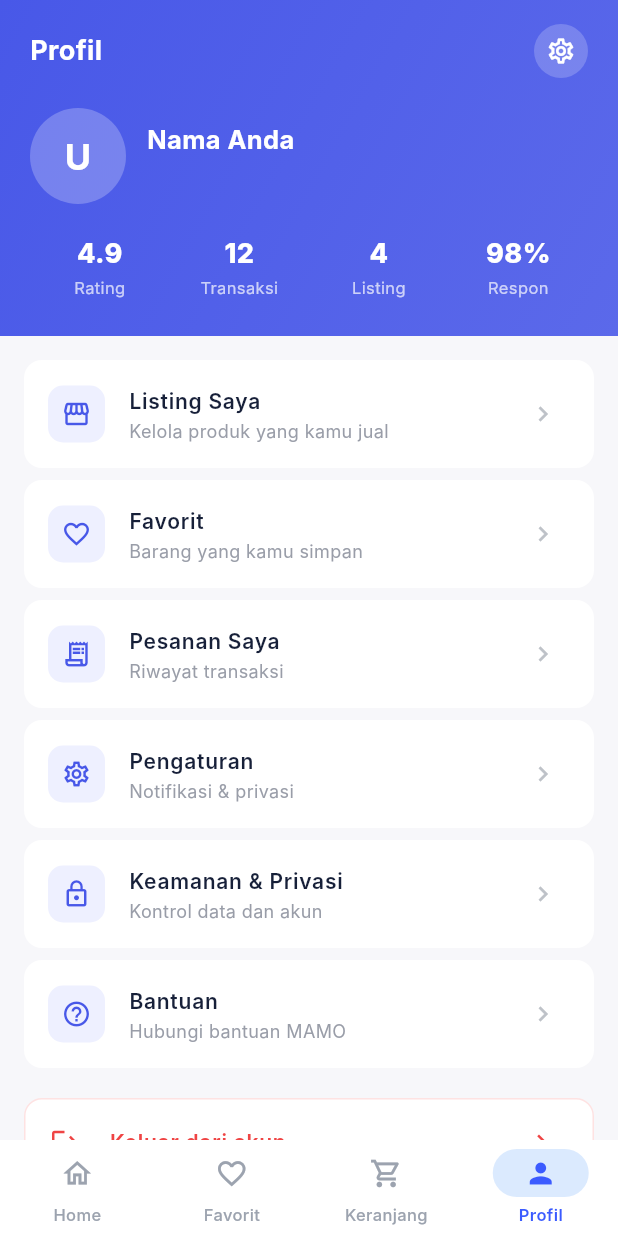
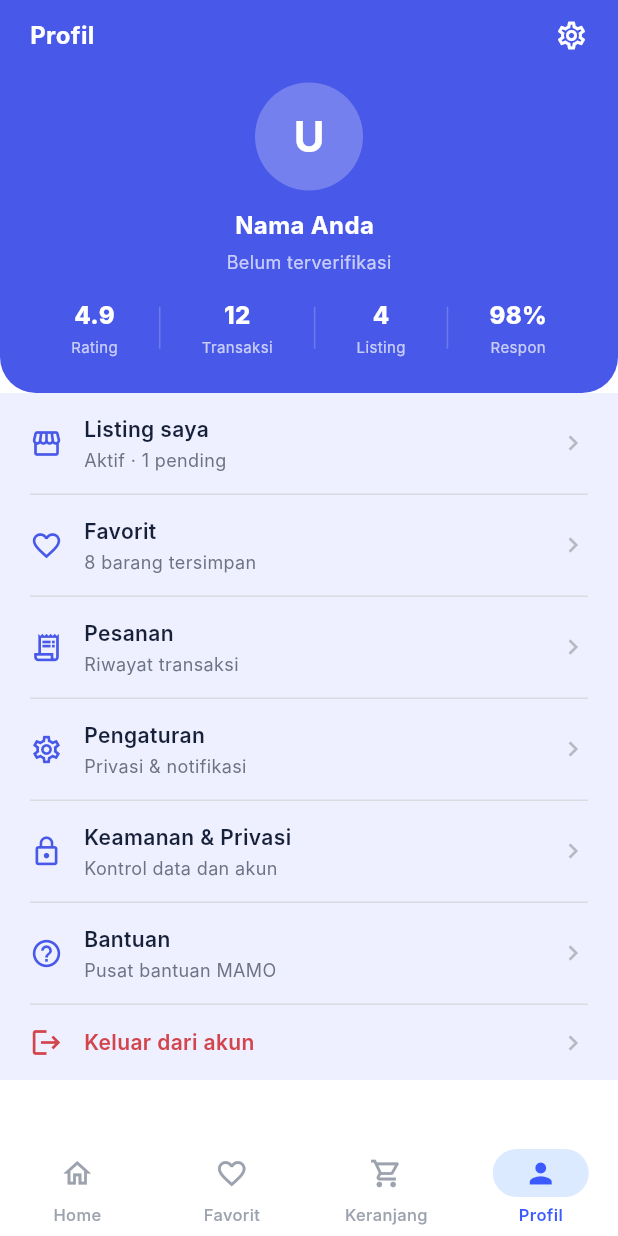
Before and after one commit to andikifijir-eng/mamo-marketplace, a Flutter app: the ProfileScreen screen opened by its route, on a phone screen of 412 x 824 dp. Run offline on Flutter 3.47's test engine with Material 3 defaults, Android fonts, the phone set to English and light mode, and no system bars; our stand-ins replace cached_network_image, dio, flutter_riverpod, go_router, image_picker, shared_preferences; accounts and stored records are empty; network calls fail; Roboto replaces fonts that are missing (Inter).

Commit message:
fix(profile): samakan persis dengan desain Figma
Header solid biru #4858E8 (bukan gradient) dengan rounded bottom 24.
Avatar di tengah header + nama + badge verifikasi bintang kuning.
Stats: Rating, Transaksi, Listing, Respon (dengan divider vertikal).
Menu items background #EEF0FF dengan separator abu #DADCE0
(bukan card putih terpisah). Menu: Listing saya, Favorit, Pesanan,
Pengaturan, Keamanan & Privasi, Bantuan, Keluar (merah).

```diff
--- a/app/lib/screens/profile_screen.dart
+++ b/app/lib/screens/profile_screen.dart
@@ -2,13 +2,12 @@ import 'package:flutter/material.dart';
 import 'package:flutter_riverpod/flutter_riverpod.dart';
 import 'package:go_router/go_router.dart';
 
-import '../core/theme.dart';
 import '../state/providers.dart';
 
 /// Profile screen sesuai desain Figma:
-/// Header biru gradient + avatar + nama + badge verifikasi
-/// Stats: rating, transaksi, listing, respon chat
-/// Menu: Listing saya, Favorit, Pengaturan, Keamanan & Privasi, Bantuan
+/// Header solid biru #4858E8 (rounded bottom) + avatar + nama + verifikasi
+/// Stats: Transaksi, Listing, Aktif, Respon chat
+/// Menu items background #EEF0FF dengan separator abu
 class ProfileScreen extends ConsumerWidget {
   const ProfileScreen({super.key});
 
@@ -19,51 +18,47 @@ class ProfileScreen extends ConsumerWidget {
     final verif = ref.watch(verificationStatusProvider);
 
     return Scaffold(
-      backgroundColor: const Color(0xFFF7F7FA),
+      backgroundColor: Colors.white,
       body: SafeArea(
+        top: false,
+        child: SingleChildScrollView(
           child: Column(
             children: [
-            // ── Header biru gradient ─────────────────────────────
+              // ── Blue header (solid, rounded bottom) ─────────────
               Container(
                 width: double.infinity,
                 decoration: const BoxDecoration(
-                gradient: LinearGradient(
-                  begin: Alignment.topLeft,
-                  end: Alignment.bottomRight,
-                  colors: [Color(0xFF4858E8), Color(0xFF5B69EA)],
+                  color: Color(0xFF4858E8),
+                  borderRadius: BorderRadius.only(
+                    bottomLeft: Radius.circular(24),
+                    bottomRight: Radius.circular(24),
                   ),
                 ),
-              padding: const EdgeInsets.fromLTRB(20, 16, 20, 24),
+                padding: EdgeInsets.only(
+                  top: MediaQuery.of(context).padding.top + 12,
+                  left: 20, right: 20, bottom: 24,
+                ),
                 child: Column(
                   children: [
-                  // Top bar: title + settings icon
+                    // Top bar
                     Row(
                       mainAxisAlignment: MainAxisAlignment.spaceBetween,
                       children: [
                         const Text('Profil',
                             style: TextStyle(
-                            fontSize: 18, fontWeight: FontWeight.w700,
+                              fontSize: 16, fontWeight: FontWeight.w700,
                               color: Colors.white)),
                         GestureDetector(
                           onTap: () => context.push('/settings'),
-                        child: Container(
-                          width: 36, height: 36,
-                          decoration: BoxDecoration(
-                            color: Colors.white.withValues(alpha: 0.2),
-                            shape: BoxShape.circle,
-                          ),
                           child: const Icon(Icons.settings_outlined,
-                              size: 20, color: Colors.white),
-                        ),
+                              size: 22, color: Colors.white),
                         ),
                       ],
                     ),
                     const SizedBox(height: 20),
-                  // Avatar + name + verification
-                  Row(
-                    children: [
+                    // Avatar
                     CircleAvatar(
-                        radius: 32,
+                      radius: 36,
                       backgroundColor: Colors.white24,
                       backgroundImage: (user?.profile?.avatar != null &&
                               user!.profile!.avatar!.isNotEmpty)
@@ -75,31 +70,26 @@ class ProfileScreen extends ConsumerWidget {
                               (user?.displayName ?? 'U')
                                   .characters.first.toUpperCase(),
                               style: const TextStyle(
-                                  color: Colors.white, fontSize: 24,
+                                color: Colors.white, fontSize: 28,
                                 fontWeight: FontWeight.w700))
                           : null,
                     ),
-                      const SizedBox(width: 14),
-                      Expanded(
-                        child: Column(
-                          crossAxisAlignment: CrossAxisAlignment.start,
+                    const SizedBox(height: 12),
+                    // Name + verification
+                    Row(
+                      mainAxisAlignment: MainAxisAlignment.center,
                       children: [
-                            Row(
-                              children: [
-                                Flexible(
-                                  child: Text(user?.displayName ?? 'Nama Anda',
+                        Text(user?.displayName ?? 'Nama Anda',
                             style: const TextStyle(
-                                        fontSize: 17, fontWeight: FontWeight.w700,
+                              fontSize: 16, fontWeight: FontWeight.w700,
                               color: Colors.white)),
-                                ),
                         const SizedBox(width: 6),
-                                // Verification badge
                         verif.maybeWhen(
                           data: (d) {
                             final s = d['status'] as String? ?? 'none';
                             if (s == 'approved') {
                               return const Icon(Icons.verified,
-                                          size: 18, color: Color(0xFFEAB854));
+                                  size: 16, color: Color(0xFFEAB854));
                             }
                             return const SizedBox.shrink();
                           },
@@ -108,131 +98,101 @@ class ProfileScreen extends ConsumerWidget {
                       ],
                     ),
                     const SizedBox(height: 4),
-                            Text(user?.email ?? '',
+                    // Verification text
+                    verif.maybeWhen(
+                      data: (d) {
+                        final s = d['status'] as String? ?? 'none';
+                        final label = switch (s) {
+                          'approved' => 'Mahasiswa terverifikasi',
+                          'pending' => 'Verifikasi sedang diproses',
+                          'rejected' => 'Verifikasi ditolak',
+                          _ => 'Belum terverifikasi',
+                        };
+                        return Text(label,
+                            style: TextStyle(
+                              fontSize: 12,
+                              color: Colors.white.withValues(alpha: 0.7)));
+                      },
+                      orElse: () => Text('Belum terverifikasi',
                           style: TextStyle(
                             fontSize: 12,
                             color: Colors.white.withValues(alpha: 0.7))),
-                          ],
                     ),
-                      ),
-                    ],
-                  ),
-                  const SizedBox(height: 20),
+                    const SizedBox(height: 16),
                     // Stats row
                     Row(
+                      mainAxisAlignment: MainAxisAlignment.spaceEvenly,
                       children: [
-                      _Stat(value: '4.9', label: 'Rating'),
-                      _Stat(value: '12', label: 'Transaksi'),
-                      _Stat(value: '4', label: 'Listing'),
-                      _Stat(value: '98%', label: 'Respon'),
+                        _stat('4.9', 'Rating'),
+                        _divider(),
+                        _stat('12', 'Transaksi'),
+                        _divider(),
+                        _stat('4', 'Listing'),
+                        _divider(),
+                        _stat('98%', 'Respon'),
                       ],
                     ),
                   ],
                 ),
               ),
 
-            // ── Menu items ────────────────────────────────────────
-            Expanded(
-              child: ListView(
-                padding: const EdgeInsets.fromLTRB(16, 16, 16, 16),
+              // ── Menu list (bg #EEF0FF, separator abu) ────────────
+              Container(
+                color: const Color(0xFFEEF0FF),
+                child: Column(
                   children: [
-                  // Verification status banner
-                  verif.when(
-                    loading: () => const SizedBox.shrink(),
-                    error: (_, __) => const SizedBox.shrink(),
-                    data: (data) {
-                      final status = data['status'] as String? ?? 'none';
-                      if (status == 'approved') return const SizedBox.shrink();
-                      final (label, color, bg, icon) = switch (status) {
-                        'pending' => (
-                          'Verifikasi sedang diproses',
-                          MamoColors.primary,
-                          const Color(0xFFEEF0FF),
-                          Icons.schedule
-                        ),
-                        'rejected' => (
-                          'Verifikasi ditolak',
-                          MamoColors.danger,
-                          const Color(0xFFFFF0F0),
-                          Icons.error_outline
-                        ),
-                        _ => (
-                          'Belum verifikasi mahasiswa',
-                          const Color(0xFF6B7280),
-                          const Color(0xFFF1F5F9),
-                          Icons.info_outline
-                        ),
-                      };
-                      return _MenuCard(
-                        icon: icon,
-                        iconColor: color,
-                        iconBg: bg,
-                        title: label,
-                        subtitle: 'Ketuk untuk verifikasi',
-                        onTap: () => context.push('/verification'),
-                      );
-                    },
-                  ),
-                  _MenuCard(
+                    _menuRow(
                       icon: Icons.storefront_outlined,
-                    title: 'Listing Saya',
-                    subtitle: 'Kelola produk yang kamu jual',
+                      title: 'Listing saya',
+                      subtitle: 'Aktif · 1 pending',
                       onTap: () => context.push('/seller/products'),
                     ),
-                  _MenuCard(
+                    _separator(),
+                    _menuRow(
                       icon: Icons.favorite_border,
                       title: 'Favorit',
-                    subtitle: 'Barang yang kamu simpan',
+                      subtitle: '8 barang tersimpan',
                       onTap: () => context.go('/favorites'),
                     ),
-                  _MenuCard(
+                    _separator(),
+                    _menuRow(
                       icon: Icons.receipt_long_outlined,
-                    title: 'Pesanan Saya',
+                      title: 'Pesanan',
                       subtitle: 'Riwayat transaksi',
                       onTap: () => context.push('/orders'),
                     ),
-                  _MenuCard(
+                    _separator(),
+                    _menuRow(
                       icon: Icons.settings_outlined,
                       title: 'Pengaturan',
-                    subtitle: 'Notifikasi & privasi',
+                      subtitle: 'Privasi & notifikasi',
                       onTap: () => context.push('/settings'),
                     ),
-                  _MenuCard(
+                    _separator(),
+                    _menuRow(
                       icon: Icons.lock_outline,
                       title: 'Keamanan & Privasi',
                       subtitle: 'Kontrol data dan akun',
                       onTap: () => context.push('/settings'),
                     ),
-                  _MenuCard(
+                    _separator(),
+                    _menuRow(
                       icon: Icons.help_outline,
                       title: 'Bantuan',
-                    subtitle: 'Hubungi bantuan MAMO',
+                      subtitle: 'Pusat bantuan MAMO',
                       onTap: () {},
                     ),
-                  const SizedBox(height: 12),
+                    _separator(),
                     // Logout
-                  Container(
-                    decoration: BoxDecoration(
-                      color: Colors.white,
-                      borderRadius: BorderRadius.circular(12),
-                      border: Border.all(color: const Color(0xFFFEE2E2)),
-                    ),
-                    child: ListTile(
-                      leading: const Icon(Icons.logout, color: MamoColors.danger, size: 20),
-                      title: const Text('Keluar dari akun',
-                          style: TextStyle(
-                            fontSize: 14, fontWeight: FontWeight.w600,
-                            color: MamoColors.danger)),
-                      trailing: const Icon(Icons.chevron_right,
-                          size: 20, color: MamoColors.danger),
-                      shape: RoundedRectangleBorder(
-                        borderRadius: BorderRadius.circular(12),
-                      ),
+                    _menuRow(
+                      icon: Icons.logout,
+                      iconColor: const Color(0xFFD3454D),
+                      title: 'Keluar dari akun',
+                      subtitle: '',
                       onTap: () async {
                         await ref.read(authProvider.notifier).logout();
                         if (context.mounted) context.go('/login');
                       },
-                    ),
                     ),
                   ],
                 ),
@@ -240,86 +200,82 @@ class ProfileScreen extends ConsumerWidget {
             ],
           ),
         ),
+      ),
     );
   }
-}
 
-class _Stat extends StatelessWidget {
-  final String value;
-  final String label;
-  const _Stat({required this.value, required this.label});
-
-  @override
-  Widget build(BuildContext context) {
-    return Expanded(
-      child: Column(
+  Widget _stat(String value, String label) {
+    return Column(
       children: [
         Text(value,
             style: const TextStyle(
-                fontSize: 18, fontWeight: FontWeight.w800,
+              fontSize: 16, fontWeight: FontWeight.w800,
               color: Colors.white)),
         const SizedBox(height: 2),
         Text(label,
             style: TextStyle(
-                fontSize: 11,
+              fontSize: 10,
               color: Colors.white.withValues(alpha: 0.7))),
       ],
+    );
+  }
+
+  Widget _divider() {
+    return Container(
+      width: 1, height: 28,
+      color: Colors.white.withValues(alpha: 0.2),
+    );
+  }
+
+  Widget _menuRow({
+    required IconData icon,
+    Color? iconColor,
+    required String title,
+    required String subtitle,
+    required VoidCallback onTap,
+  }) {
+    return Material(
+      color: const Color(0xFFEEF0FF),
+      child: InkWell(
+        onTap: onTap,
+        child: Padding(
+          padding: const EdgeInsets.symmetric(horizontal: 20, vertical: 14),
+          child: Row(
+            children: [
+              Icon(icon, size: 22,
+                  color: iconColor ?? const Color(0xFF4858E8)),
+              const SizedBox(width: 14),
+              Expanded(
+                child: Column(
+                  crossAxisAlignment: CrossAxisAlignment.start,
+                  children: [
+                    Text(title,
+                        style: TextStyle(
+                          fontSize: 14, fontWeight: FontWeight.w600,
+                          color: iconColor ?? const Color(0xFF172039))),
+                    if (subtitle.isNotEmpty) ...[
+                      const SizedBox(height: 2),
+                      Text(subtitle,
+                          style: const TextStyle(
+                            fontSize: 12, color: Color(0xFF6E7383))),
+                    ],
+                  ],
+                ),
+              ),
+              const Icon(Icons.chevron_right,
+                  size: 20, color: Color(0xFFB6B9C2)),
+            ],
+          ),
+        ),
       ),
     );
   }
-}
 
-class _MenuCard extends StatelessWidget {
-  final IconData icon;
-  final Color? iconColor;
-  final Color? iconBg;
-  final String title;
-  final String? subtitle;
-  final VoidCallback onTap;
-  const _MenuCard({
-    required this.icon,
-    this.iconColor,
-    this.iconBg,
-    required this.title,
-    this.subtitle,
-    required this.onTap,
-  });
-
-  @override
-  Widget build(BuildContext context) {
+  Widget _separator() {
     return Container(
-      margin: const EdgeInsets.only(bottom: 8),
-      decoration: BoxDecoration(
-        color: Colors.white,
-        borderRadius: BorderRadius.circular(12),
-      ),
-      child: ListTile(
-        leading: Container(
-          width: 38, height: 38,
-          decoration: BoxDecoration(
-            color: iconBg ?? const Color(0xFFEEF0FF),
-            borderRadius: BorderRadius.circular(10),
-          ),
-          child: Icon(icon,
-              size: 20,
-              color: iconColor ?? const Color(0xFF4858E8)),
-        ),
-        title: Text(title,
-            style: const TextStyle(
-              fontSize: 14, fontWeight: FontWeight.w600,
-              color: Color(0xFF172039))),
-        subtitle: subtitle != null
-            ? Text(subtitle!,
-                style: const TextStyle(
-                  fontSize: 12, color: Color(0xFF999DA8)))
-            : null,
-        trailing: const Icon(Icons.chevron_right,
-            size: 20, color: Color(0xFFBEC2C8)),
-        shape: RoundedRectangleBorder(
-          borderRadius: BorderRadius.circular(12),
-        ),
-        onTap: onTap,
-      ),
+      height: 1,
+      margin: const EdgeInsets.symmetric(horizontal: 20),
+      color: const Color(0xFFDADCE0),
     );
   }
 }
```
Lines whose indentation alone changed are shown as unchanged.
